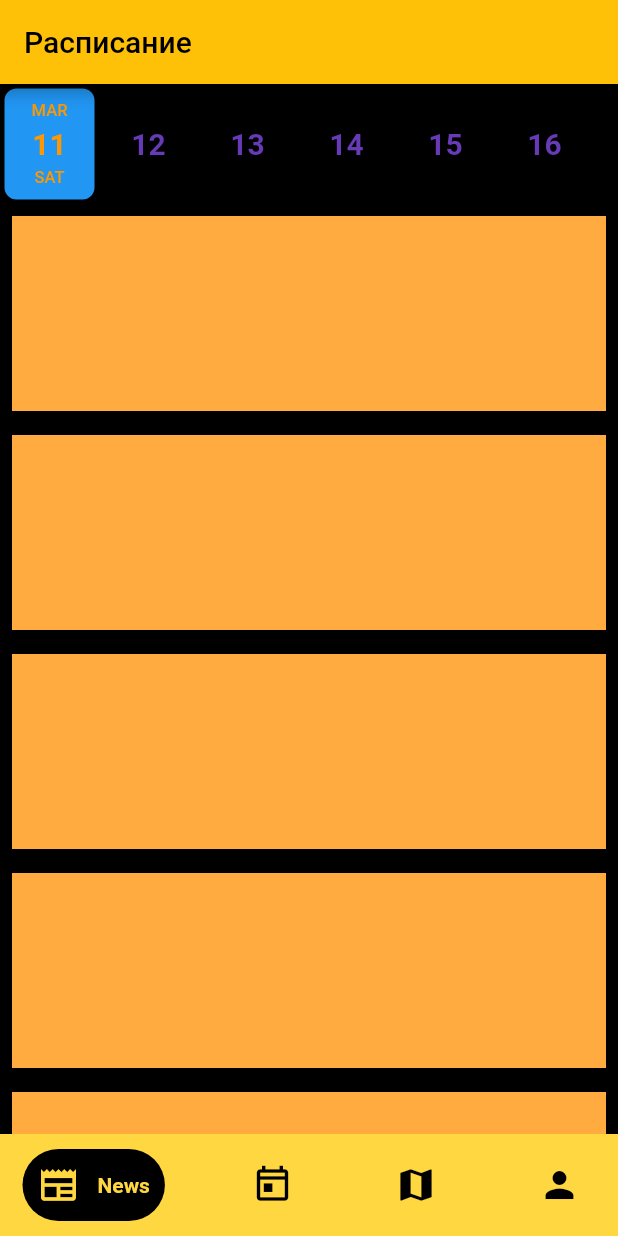
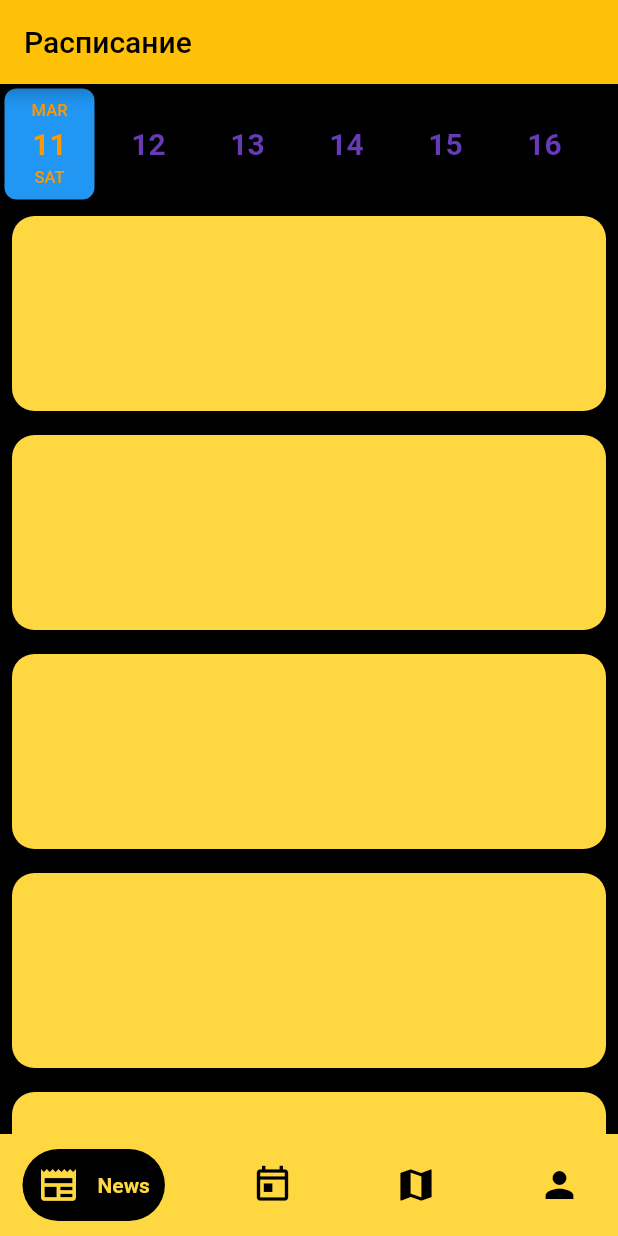
Before and after one commit to cpt-lecras/radik_project, a Flutter app: the screen it shows after launch, on a phone screen of 412 x 824 dp. Run offline on Flutter 3.47's test engine with Material 2 defaults, Android fonts, the phone set to English and light mode, and no system bars; drawn by our look-alikes of date_picker_timeline, google_nav_bar.

Commit message:
Shedule update

```diff
--- a/lib/Shedule/calendar.dart
+++ b/lib/Shedule/calendar.dart
@@ -1,26 +1,30 @@
 import 'package:flutter/material.dart';
 import 'package:intl/intl.dart';
-import 'package:date_picker_timeline/date_picker_timeline.dart';
-
-class CalCircle extends StatelessWidget{
 
 
+class CalCircle extends StatefulWidget {
+  const CalCircle({super.key});
+
+  @override
+  State<CalCircle> createState() => _CalCircle();
+}
 
 
+class _CalCircle extends State<CalCircle>{
   @override
   Widget build(BuildContext context){
     return
       Padding(
         padding: const EdgeInsets.all(8.0),
         child: Container(
-          height: 50,
-          width: 50,
+          height: 130,
           decoration: BoxDecoration(
-            shape: BoxShape.circle,
-            color: Colors.indigoAccent,
+            borderRadius: BorderRadius.circular(15),
+            color:Colors.amberAccent,
+
           ),
+
         ),
-
       );
   }
 }
--- a/lib/Shedule/schedule.dart
+++ b/lib/Shedule/schedule.dart
@@ -13,8 +13,6 @@ class _Schedule extends State<Schedule>{
   @override
   Widget build(BuildContext context){
     return
-
-
       Column(
         children: [
           //calendar
@@ -23,69 +21,28 @@ class _Schedule extends State<Schedule>{
                 height: 80,
                 child: DatePicker(
                   DateTime.now(),
-                  height: 80,
+                  height: 70,
                   width: 60,
                   initialSelectedDate: DateTime.now(),
-
-
                   selectionColor: Colors.blue,
                   selectedTextColor: Colors.orange,
-                  dateTextStyle: TextStyle(
+                  dateTextStyle: const TextStyle(
                     fontSize:20,
                     fontWeight: FontWeight.w600,
                     color: Colors.deepPurple
                   ),
                 ),
               ),
-
-
-
           //shedule
           Expanded(
             child: ListView(
             children: [
-              Padding(
-                padding: const EdgeInsets.all(8.0),
-                child: Container(
-                  height: 130,
-                  color: Colors.orangeAccent,
-                ),
-              ),
-              Padding(
-                padding: const EdgeInsets.all(8.0),
-                child: Container(
-                  height: 130,
-                  color: Colors.orangeAccent,
-                ),
-              ),
-              Padding(
-                padding: const EdgeInsets.all(8.0),
-                child: Container(
-                  height: 130,
-                  color: Colors.orangeAccent,
-                ),
-              ),
-              Padding(
-                padding: const EdgeInsets.all(8.0),
-                child: Container(
-                  height: 130,
-                  color: Colors.orangeAccent,
-                ),
-              ),
-              Padding(
-                padding: const EdgeInsets.all(8.0),
-                child: Container(
-                  height: 130,
-                  color: Colors.orangeAccent,
-                ),
-              ),
-              Padding(
-                padding: const EdgeInsets.all(8.0),
-                child: Container(
-                  height: 130,
-                  color: Colors.orangeAccent,
-                ),
-              ),
+              CalCircle(),
+              CalCircle(),
+              CalCircle(),
+              CalCircle(),
+              CalCircle(),
+              CalCircle(),
             ],
     ),
           ),
```
